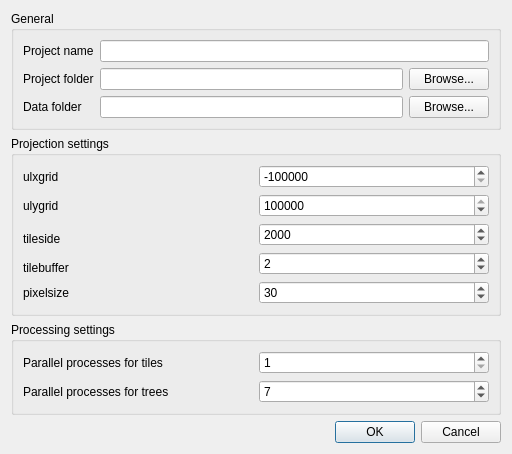
nextgis/UMD_GLAD, file umdprojectdialogbase.ui: the form before one commit.
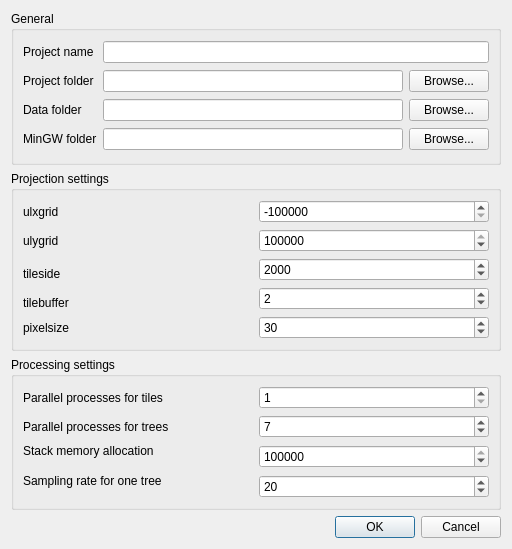
The form after the commit. Custom widgets are drawn as their Qt base class.

Commit message: add more options to config file

Patch:
```diff
--- a/umdprojectdialogbase.ui
+++ b/umdprojectdialogbase.ui
@@ -7,7 +7,7 @@
     <x>0</x>
     <y>0</y>
     <width>512</width>
-    <height>441</height>
+    <height>549</height>
    </rect>
   </property>
   <property name="windowTitle">
@@ -34,11 +34,27 @@
         </property>
        </widget>
       </item>
+      <item row="2" column="1">
+       <widget class="QLineEdit" name="leProjectData"/>
+      </item>
+      <item row="3" column="0">
+       <widget class="QLabel" name="label_13">
+        <property name="text">
+         <string>MinGW folder</string>
+        </property>
+       </widget>
+      </item>
+      <item row="0" column="1" colspan="2">
+       <widget class="QLineEdit" name="leProjectName"/>
+      </item>
+      <item row="3" column="1">
+       <widget class="QLineEdit" name="leMinGW"/>
+      </item>
       <item row="1" column="1">
        <widget class="QLineEdit" name="leProjectDir"/>
       </item>
-      <item row="1" column="2">
-       <widget class="QPushButton" name="btnSelectProject">
+      <item row="3" column="2">
+       <widget class="QPushButton" name="btnSelectMingw">
         <property name="text">
          <string>Browse...</string>
         </property>
@@ -51,8 +67,12 @@
         </property>
        </widget>
       </item>
-      <item row="2" column="1">
-       <widget class="QLineEdit" name="leProjectData"/>
+      <item row="1" column="2">
+       <widget class="QPushButton" name="btnSelectProject">
+        <property name="text">
+         <string>Browse...</string>
+        </property>
+       </widget>
       </item>
       <item row="2" column="2">
        <widget class="QPushButton" name="btnSelectData">
@@ -61,9 +81,6 @@
         </property>
        </widget>
       </item>
-      <item row="0" column="1" colspan="2">
-       <widget class="QLineEdit" name="leProjectName"/>
-      </item>
      </layout>
     </widget>
    </item>
@@ -181,7 +198,51 @@
      <property name="title">
       <string>Processing settings</string>
      </property>
-     <layout class="QGridLayout" name="gridLayout_4">
+     <layout class="QGridLayout" name="gridLayout_3">
+      <item row="0" column="1">
+       <widget class="QSpinBox" name="spnTilesThreads">
+        <property name="minimum">
+         <number>1</number>
+        </property>
+        <property name="maximum">
+         <number>10</number>
+        </property>
+       </widget>
+      </item>
+      <item row="1" column="1">
+       <widget class="QSpinBox" name="spnTreesThreads">
+        <property name="minimum">
+         <number>1</number>
+        </property>
+        <property name="maximum">
+         <number>10</number>
+        </property>
+        <property name="value">
+         <number>7</number>
+        </property>
+       </widget>
+      </item>
+      <item row="2" column="0">
+       <widget class="QLabel" name="label_9">
+        <property name="text">
+         <string>Stack memory allocation</string>
+        </property>
+       </widget>
+      </item>
+      <item row="3" column="0" rowspan="2">
+       <widget class="QLabel" name="label_10">
+        <property name="text">
+         <string>Sampling rate for one tree</string>
+        </property>
+       </widget>
+      </item>
+      <item row="4" column="1">
+       <widget class="QSpinBox" name="spnSampling">
+        <property name="value">
+         <number>20</number>
+        </property>
+       </widget>
+      </item>
       <item row="0" column="0">
        <widget class="QLabel" name="label_11">
         <property name="text">
@@ -189,16 +250,6 @@
         </property>
        </widget>
       </item>
-      <item row="0" column="1">
-       <widget class="QSpinBox" name="spnTilesThreads">
-        <property name="minimum">
-         <number>1</number>
-        </property>
-        <property name="maximum">
-         <number>10</number>
-        </property>
-       </widget>
-      </item>
       <item row="1" column="0">
        <widget class="QLabel" name="label_12">
         <property name="text">
@@ -206,16 +257,13 @@
         </property>
        </widget>
       </item>
-      <item row="1" column="1">
-       <widget class="QSpinBox" name="spnTreesThreads">
-        <property name="minimum">
-         <number>1</number>
-        </property>
+      <item row="2" column="1" rowspan="2">
+       <widget class="QSpinBox" name="spnMemory">
         <property name="maximum">
-         <number>10</number>
+         <number>900000000</number>
         </property>
         <property name="value">
-         <number>7</number>
+         <number>900000000</number>
         </property>
        </widget>
       </item>
```
The commit also changes 1 other file.
